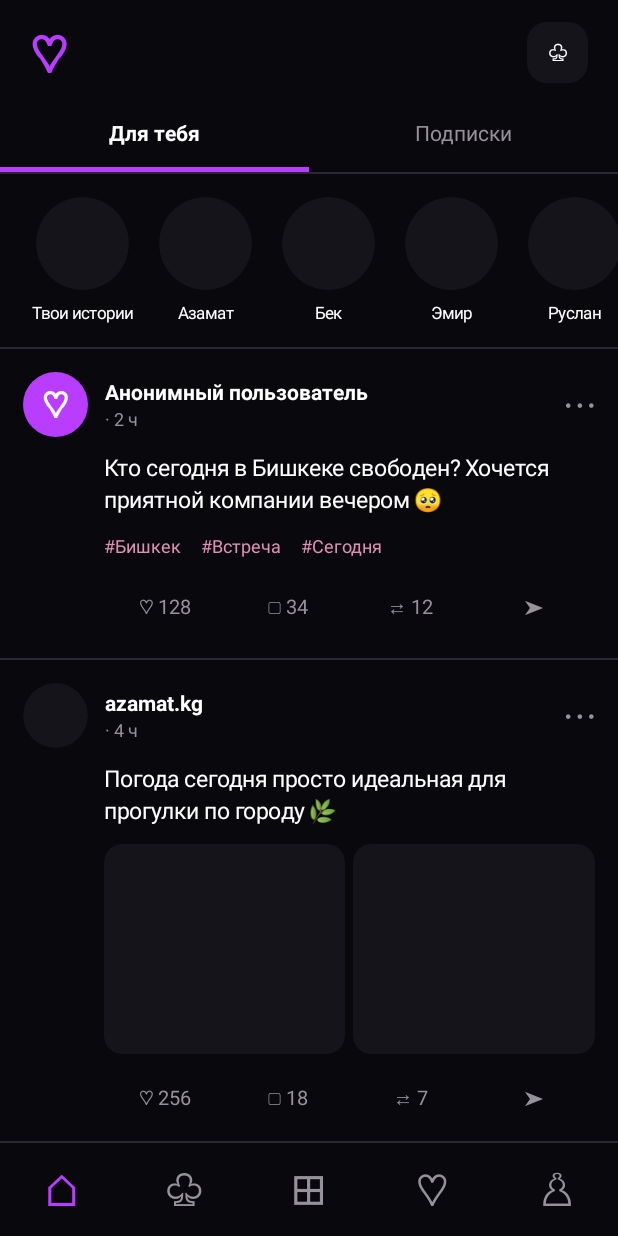
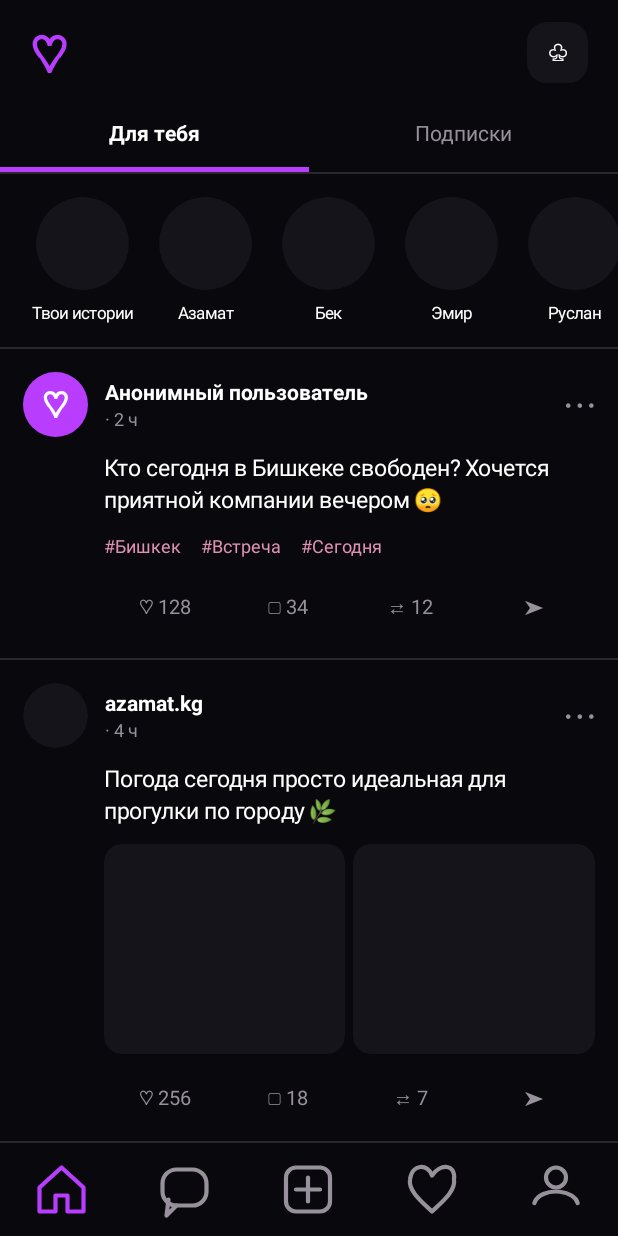
Before and after one commit to Shukay1/sum-mobile, an Android app: the screen it shows after launch (MainActivity), on a phone screen of 412 x 824 dp. Run offline under Robolectric (Android 15) with nearby library versions, the phone set to English and light mode, and no system bars.

Commit message:
Replace text-symbol navigation with custom native vector-drawn icons

```diff
--- a/app/src/main/java/app/menly/preview/MainActivity.java
+++ b/app/src/main/java/app/menly/preview/MainActivity.java
@@ -18,6 +18,9 @@ import org.json.*;
 import android.widget.ImageView;
 import android.graphics.BitmapFactory;
 import android.graphics.Bitmap;
+import android.graphics.Canvas;
+import android.graphics.Paint;
+import android.graphics.Path;
 import android.graphics.drawable.BitmapDrawable;
 import android.graphics.drawable.GradientDrawable;
 import java.io.InputStream;
@@ -74,10 +77,22 @@ public class MainActivity extends Activity {
     scroll=new ScrollView(this);scroll.setFillViewport(true);content=vertical();scroll.addView(content);root.addView(scroll,new LinearLayout.LayoutParams(-1,0,1));
     if(index==0)feed();if(index==1)chats();if(index==2)create();if(index==3)activity();if(index==4)profile();bottom();
   }
+  class NavIcon extends View{
+    final int type;final Paint paint=new Paint(3);NavIcon(int n){super(MainActivity.this);type=n;setContentDescription(new String[]{"Лента","Чаты","Создать","Активность","Профиль"}[n]);}
+    @Override protected void onDraw(Canvas c){super.onDraw(c);float cx=getWidth()/2f,cy=getHeight()/2f,unit=dp(1);c.save();c.translate(cx,cy);c.scale(unit,unit);
+      paint.setColor(type==page?accent:MUTED);paint.setStyle(Paint.Style.STROKE);paint.setStrokeWidth(2.1f);paint.setStrokeCap(Paint.Cap.ROUND);paint.setStrokeJoin(Paint.Join.ROUND);
+      Path p=new Path();
+      if(type==0){p.moveTo(-11,-1);p.lineTo(0,-11);p.lineTo(11,-1);p.lineTo(11,11);p.lineTo(3,11);p.lineTo(3,3);p.lineTo(-3,3);p.lineTo(-3,11);p.lineTo(-11,11);p.close();c.drawPath(p,paint);}
+      if(type==1){c.drawRoundRect(-11,-10,11,8,7,7,paint);p.moveTo(-4,8);p.lineTo(-9,13);p.lineTo(-8,5);c.drawPath(p,paint);}
+      if(type==2){c.drawRoundRect(-11,-11,11,11,5,5,paint);c.drawLine(-6,0,6,0,paint);c.drawLine(0,-6,0,6,paint);}
+      if(type==3){p.moveTo(0,11);p.cubicTo(-4,7,-12,1,-11,-5);p.cubicTo(-10,-13,-2,-13,0,-7);p.cubicTo(4,-13,12,-13,11,-5);p.cubicTo(12,1,4,7,0,11);c.drawPath(p,paint);}
+      if(type==4){c.drawCircle(0,-6,5,paint);c.drawArc(-11,1,11,15,190,160,false,paint);}
+      c.restore();
+    }
+  }
   void bottom(){
     line(root);nav=horizontal();nav.setBackgroundColor(BG);
-    String[] icons={"⌂","♧","⊞","♡","♙"};
-    for(int i=0;i<5;i++){final int n=i;TextView b=text(icons[i],29,i==page?accent:MUTED,false);b.setGravity(Gravity.CENTER);nav.addView(b,new LinearLayout.LayoutParams(0,dp(62),1));b.setOnClickListener(v->show(n));}
+    for(int i=0;i<5;i++){final int n=i;NavIcon b=new NavIcon(i);nav.addView(b,new LinearLayout.LayoutParams(0,dp(62),1));b.setOnClickListener(v->show(n));}
     root.addView(nav);
   }
   void feed(){
```
